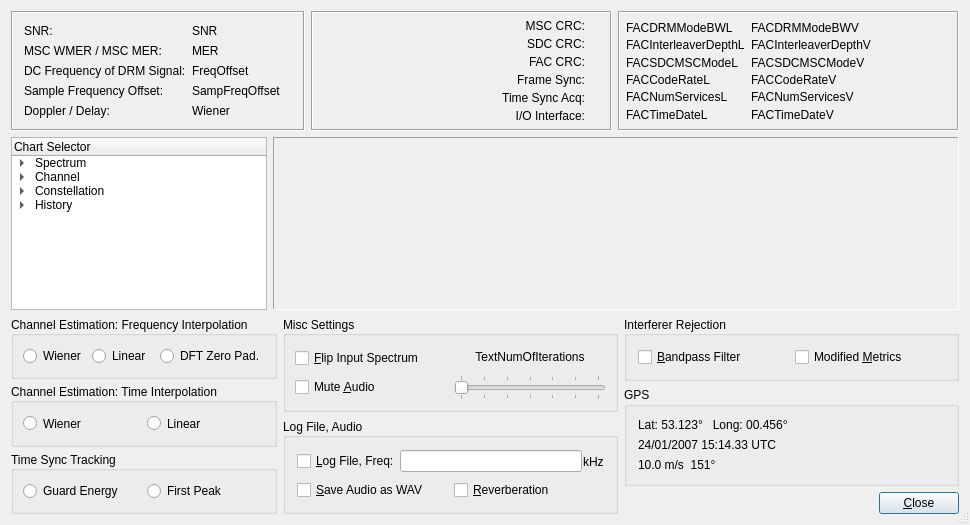
First picture: the form in dream/src/GUI-QT/systemevalDlgbase.ui, repository mmjee/dream-patched, before the edit.
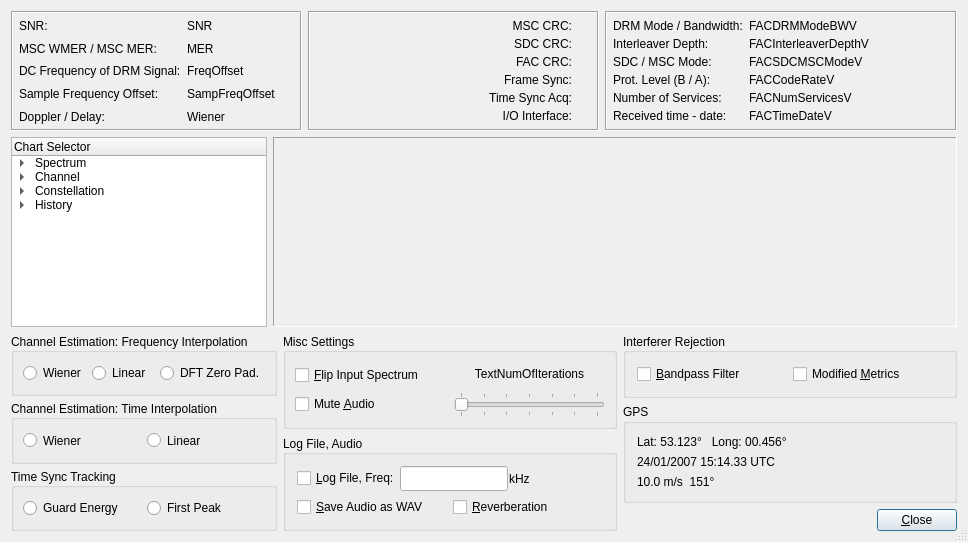
Second picture: the form after the edit. Icons and pictures are not drawn. Custom widgets are drawn as their Qt base class.

Commit message: system eval.: various changes

```diff
--- a/dream/src/GUI-QT/systemevalDlgbase.ui
+++ b/dream/src/GUI-QT/systemevalDlgbase.ui
@@ -6,8 +6,8 @@
    <rect>
     <x>0</x>
     <y>0</y>
-    <width>970</width>
-    <height>525</height>
+    <width>968</width>
+    <height>542</height>
    </rect>
   </property>
   <property name="windowTitle">
@@ -16,8 +16,6 @@
   <property name="sizeGripEnabled">
    <bool>true</bool>
   </property>
-  <layout class="QVBoxLayout" name="verticalLayout_3">
-   <item>
     <layout class="QVBoxLayout" name="verticalLayout">
      <item>
       <layout class="QHBoxLayout">
@@ -45,8 +43,17 @@
           <property name="spacing">
            <number>6</number>
           </property>
-          <property name="margin">
-           <number>11</number>
+        <property name="leftMargin">
+         <number>6</number>
+        </property>
+        <property name="topMargin">
+         <number>4</number>
+        </property>
+        <property name="rightMargin">
+         <number>6</number>
+        </property>
+        <property name="bottomMargin">
+         <number>4</number>
           </property>
           <item>
            <layout class="QVBoxLayout" name="_3">
@@ -58,6 +65,12 @@
             </property>
             <item>
              <widget class="QLabel" name="TextSNRText">
+            <property name="sizePolicy">
+             <sizepolicy hsizetype="Minimum" vsizetype="Minimum">
+              <horstretch>0</horstretch>
+              <verstretch>0</verstretch>
+             </sizepolicy>
+            </property>
               <property name="minimumSize">
                <size>
                 <width>0</width>
@@ -74,6 +87,12 @@
             </item>
             <item>
              <widget class="QLabel" name="TextMERWMER">
+            <property name="sizePolicy">
+             <sizepolicy hsizetype="Minimum" vsizetype="Minimum">
+              <horstretch>0</horstretch>
+              <verstretch>0</verstretch>
+             </sizepolicy>
+            </property>
               <property name="minimumSize">
                <size>
                 <width>0</width>
@@ -90,6 +109,12 @@
             </item>
             <item>
              <widget class="QLabel" name="TextFreqOffset">
+            <property name="sizePolicy">
+             <sizepolicy hsizetype="Minimum" vsizetype="Minimum">
+              <horstretch>0</horstretch>
+              <verstretch>0</verstretch>
+             </sizepolicy>
+            </property>
               <property name="minimumSize">
                <size>
                 <width>0</width>
@@ -106,6 +131,12 @@
             </item>
             <item>
              <widget class="QLabel" name="TextSampFreqOffset">
+            <property name="sizePolicy">
+             <sizepolicy hsizetype="Minimum" vsizetype="Minimum">
+              <horstretch>0</horstretch>
+              <verstretch>0</verstretch>
+             </sizepolicy>
+            </property>
               <property name="text">
                <string>Sample Frequency Offset:</string>
               </property>
@@ -116,6 +147,12 @@
             </item>
             <item>
              <widget class="QLabel" name="TextWiener">
+            <property name="sizePolicy">
+             <sizepolicy hsizetype="Minimum" vsizetype="Minimum">
+              <horstretch>0</horstretch>
+              <verstretch>0</verstretch>
+             </sizepolicy>
+            </property>
               <property name="minimumSize">
                <size>
                 <width>0</width>
@@ -142,6 +179,12 @@
             </property>
             <item>
              <widget class="QLabel" name="ValueSNR">
+            <property name="sizePolicy">
+             <sizepolicy hsizetype="Minimum" vsizetype="Minimum">
+              <horstretch>0</horstretch>
+              <verstretch>0</verstretch>
+             </sizepolicy>
+            </property>
               <property name="minimumSize">
                <size>
                 <width>0</width>
@@ -158,6 +201,12 @@
             </item>
             <item>
              <widget class="QLabel" name="ValueMERWMER">
+            <property name="sizePolicy">
+             <sizepolicy hsizetype="Minimum" vsizetype="Minimum">
+              <horstretch>0</horstretch>
+              <verstretch>0</verstretch>
+             </sizepolicy>
+            </property>
               <property name="minimumSize">
                <size>
                 <width>0</width>
@@ -174,6 +223,12 @@
             </item>
             <item>
              <widget class="QLabel" name="ValueFreqOffset">
+            <property name="sizePolicy">
+             <sizepolicy hsizetype="Minimum" vsizetype="Minimum">
+              <horstretch>0</horstretch>
+              <verstretch>0</verstretch>
+             </sizepolicy>
+            </property>
               <property name="minimumSize">
                <size>
                 <width>0</width>
@@ -190,6 +245,12 @@
             </item>
             <item>
              <widget class="QLabel" name="ValueSampFreqOffset">
+            <property name="sizePolicy">
+             <sizepolicy hsizetype="Minimum" vsizetype="Minimum">
+              <horstretch>0</horstretch>
+              <verstretch>0</verstretch>
+             </sizepolicy>
+            </property>
               <property name="text">
                <string>SampFreqOffset</string>
               </property>
@@ -200,6 +261,12 @@
             </item>
             <item>
              <widget class="QLabel" name="ValueWiener">
+            <property name="sizePolicy">
+             <sizepolicy hsizetype="Minimum" vsizetype="Minimum">
+              <horstretch>0</horstretch>
+              <verstretch>0</verstretch>
+             </sizepolicy>
+            </property>
               <property name="minimumSize">
                <size>
                 <width>100</width>
@@ -233,20 +300,12 @@
          <property name="frameShadow">
           <enum>QFrame::Sunken</enum>
          </property>
-         <layout class="QHBoxLayout" name="_5">
-          <property name="spacing">
-           <number>6</number>
-          </property>
-          <property name="margin">
-           <number>6</number>
-          </property>
-          <item>
-           <layout class="QVBoxLayout" name="_6">
+       <layout class="QVBoxLayout" name="verticalLayout_3">
             <property name="spacing">
              <number>4</number>
             </property>
             <property name="margin">
-             <number>0</number>
+         <number>6</number>
             </property>
             <item>
              <layout class="QHBoxLayout" name="_7">
@@ -259,7 +318,7 @@
               <item>
                <widget class="QLabel" name="TextLabelLEDMSCCRC">
                 <property name="sizePolicy">
-                 <sizepolicy hsizetype="MinimumExpanding" vsizetype="Minimum">
+             <sizepolicy hsizetype="Minimum" vsizetype="Maximum">
                   <horstretch>0</horstretch>
                   <verstretch>0</verstretch>
                  </sizepolicy>
@@ -310,7 +369,7 @@
               <item>
                <widget class="QLabel" name="TextLabelLEDSDCCRC">
                 <property name="sizePolicy">
-                 <sizepolicy hsizetype="MinimumExpanding" vsizetype="Minimum">
+             <sizepolicy hsizetype="Minimum" vsizetype="Maximum">
                   <horstretch>0</horstretch>
                   <verstretch>0</verstretch>
                  </sizepolicy>
@@ -361,7 +420,7 @@
               <item>
                <widget class="QLabel" name="TextLabelLEDFACCRC">
                 <property name="sizePolicy">
-                 <sizepolicy hsizetype="MinimumExpanding" vsizetype="Minimum">
+             <sizepolicy hsizetype="Minimum" vsizetype="Maximum">
                   <horstretch>0</horstretch>
                   <verstretch>0</verstretch>
                  </sizepolicy>
@@ -412,7 +471,7 @@
               <item>
                <widget class="QLabel" name="TextLabelLEDFrameSync">
                 <property name="sizePolicy">
-                 <sizepolicy hsizetype="MinimumExpanding" vsizetype="Minimum">
+             <sizepolicy hsizetype="Minimum" vsizetype="Maximum">
                   <horstretch>0</horstretch>
                   <verstretch>0</verstretch>
                  </sizepolicy>
@@ -463,7 +522,7 @@
               <item>
                <widget class="QLabel" name="TextLabelLEDTimeSyncAcq">
                 <property name="sizePolicy">
-                 <sizepolicy hsizetype="MinimumExpanding" vsizetype="Minimum">
+             <sizepolicy hsizetype="Minimum" vsizetype="Maximum">
                   <horstretch>0</horstretch>
                   <verstretch>0</verstretch>
                  </sizepolicy>
@@ -514,7 +573,7 @@
               <item>
                <widget class="QLabel" name="TextLabelLEDIOInterface">
                 <property name="sizePolicy">
-                 <sizepolicy hsizetype="MinimumExpanding" vsizetype="Minimum">
+             <sizepolicy hsizetype="Minimum" vsizetype="Maximum">
                   <horstretch>0</horstretch>
                   <verstretch>0</verstretch>
                  </sizepolicy>
@@ -555,8 +614,6 @@
              </layout>
             </item>
            </layout>
-          </item>
-         </layout>
         </widget>
        </item>
        <item>
@@ -577,9 +634,18 @@
           <property name="spacing">
            <number>6</number>
           </property>
-          <property name="margin">
+        <property name="leftMargin">
            <number>6</number>
           </property>
+        <property name="topMargin">
+         <number>4</number>
+        </property>
+        <property name="rightMargin">
+         <number>6</number>
+        </property>
+        <property name="bottomMargin">
+         <number>4</number>
+        </property>
           <item>
            <layout class="QVBoxLayout" name="_14">
             <property name="spacing">
@@ -590,8 +656,14 @@
             </property>
             <item>
              <widget class="QLabel" name="FACDRMModeBWL">
+            <property name="sizePolicy">
+             <sizepolicy hsizetype="Minimum" vsizetype="Minimum">
+              <horstretch>0</horstretch>
+              <verstretch>0</verstretch>
+             </sizepolicy>
+            </property>
               <property name="text">
-               <string>FACDRMModeBWL</string>
+             <string>DRM Mode / Bandwidth:</string>
               </property>
               <property name="wordWrap">
                <bool>false</bool>
@@ -603,8 +675,14 @@
             </item>
             <item>
              <widget class="QLabel" name="FACInterleaverDepthL">
+            <property name="sizePolicy">
+             <sizepolicy hsizetype="Minimum" vsizetype="Minimum">
+              <horstretch>0</horstretch>
+              <verstretch>0</verstretch>
+             </sizepolicy>
+            </property>
               <property name="text">
-               <string>FACInterleaverDepthL</string>
+             <string>Interleaver Depth:</string>
               </property>
               <property name="wordWrap">
                <bool>false</bool>
@@ -613,8 +691,14 @@
             </item>
             <item>
              <widget class="QLabel" name="FACSDCMSCModeL">
+            <property name="sizePolicy">
+             <sizepolicy hsizetype="Minimum" vsizetype="Minimum">
+              <horstretch>0</horstretch>
+              <verstretch>0</verstretch>
+             </sizepolicy>
+            </property>
               <property name="text">
-               <string>FACSDCMSCModeL</string>
+             <string>SDC / MSC Mode:</string>
               </property>
               <property name="wordWrap">
                <bool>false</bool>
@@ -623,8 +707,14 @@
             </item>
             <item>
              <widget class="QLabel" name="FACCodeRateL">
+            <property name="sizePolicy">
+             <sizepolicy hsizetype="Minimum" vsizetype="Minimum">
+              <horstretch>0</horstretch>
+              <verstretch>0</verstretch>
+             </sizepolicy>
+            </property>
               <property name="text">
-               <string>FACCodeRateL</string>
+             <string>Prot. Level (B / A):</string>
               </property>
               <property name="wordWrap">
                <bool>false</bool>
@@ -633,8 +723,14 @@
             </item>
             <item>
              <widget class="QLabel" name="FACNumServicesL">
+            <property name="sizePolicy">
+             <sizepolicy hsizetype="Minimum" vsizetype="Minimum">
+              <horstretch>0</horstretch>
+              <verstretch>0</verstretch>
+             </sizepolicy>
+            </property>
               <property name="text">
-               <string>FACNumServicesL</string>
+             <string>Number of Services:</string>
               </property>
               <property name="wordWrap">
                <bool>false</bool>
@@ -643,8 +739,14 @@
             </item>
             <item>
              <widget class="QLabel" name="FACTimeDateL">
+            <property name="sizePolicy">
+             <sizepolicy hsizetype="Minimum" vsizetype="Minimum">
+              <horstretch>0</horstretch>
+              <verstretch>0</verstretch>
+             </sizepolicy>
+            </property>
               <property name="text">
-               <string>FACTimeDateL</string>
+             <string>Received time - date:</string>
               </property>
               <property name="wordWrap">
                <bool>false</bool>
@@ -663,6 +765,12 @@
             </property>
             <item>
              <widget class="QLabel" name="FACDRMModeBWV">
+            <property name="sizePolicy">
+             <sizepolicy hsizetype="Minimum" vsizetype="Minimum">
+              <horstretch>0</horstretch>
+              <verstretch>0</verstretch>
+             </sizepolicy>
+            </property>
               <property name="text">
                <string>FACDRMModeBWV</string>
               </property>
@@ -676,6 +784,12 @@
             </item>
             <item>
              <widget class="QLabel" name="FACInterleaverDepthV">
+            <property name="sizePolicy">
+             <sizepolicy hsizetype="Minimum" vsizetype="Minimum">
+              <horstretch>0</horstretch>
+              <verstretch>0</verstretch>
+             </sizepolicy>
+            </property>
               <property name="text">
                <string>FACInterleaverDepthV</string>
               </property>
@@ -686,6 +800,12 @@
             </item>
             <item>
              <widget class="QLabel" name="FACSDCMSCModeV">
+            <property name="sizePolicy">
+             <sizepolicy hsizetype="Minimum" vsizetype="Minimum">
+              <horstretch>0</horstretch>
+              <verstretch>0</verstretch>
+             </sizepolicy>
+            </property>
               <property name="text">
                <string>FACSDCMSCModeV</string>
               </property>
@@ -696,6 +816,12 @@
             </item>
             <item>
              <widget class="QLabel" name="FACCodeRateV">
+            <property name="sizePolicy">
+             <sizepolicy hsizetype="Minimum" vsizetype="Minimum">
+              <horstretch>0</horstretch>
+              <verstretch>0</verstretch>
+             </sizepolicy>
+            </property>
               <property name="text">
                <string>FACCodeRateV</string>
               </property>
@@ -706,6 +832,12 @@
             </item>
             <item>
              <widget class="QLabel" name="FACNumServicesV">
+            <property name="sizePolicy">
+             <sizepolicy hsizetype="Minimum" vsizetype="Minimum">
+              <horstretch>0</horstretch>
+              <verstretch>0</verstretch>
+             </sizepolicy>
+            </property>
               <property name="text">
                <string>FACNumServicesV</string>
               </property>
@@ -716,6 +848,12 @@
             </item>
             <item>
              <widget class="QLabel" name="FACTimeDateV">
+            <property name="sizePolicy">
+             <sizepolicy hsizetype="Minimum" vsizetype="Minimum">
+              <horstretch>0</horstretch>
+              <verstretch>0</verstretch>
+             </sizepolicy>
+            </property>
               <property name="minimumSize">
                <size>
                 <width>200</width>
@@ -973,11 +1111,8 @@
       </layout>
      </item>
      <item>
-      <layout class="QGridLayout" name="gridLayout">
-       <property name="margin">
-        <number>0</number>
-       </property>
-       <item row="0" column="0">
+    <layout class="QHBoxLayout" name="horizontalLayout_2">
+     <item>
         <layout class="QVBoxLayout" name="_18">
          <property name="spacing">
           <number>4</number>
@@ -1150,7 +1285,7 @@
          </item>
         </layout>
        </item>
-       <item row="0" column="1">
+     <item>
         <layout class="QVBoxLayout" name="_22">
          <property name="spacing">
           <number>6</number>
@@ -1300,10 +1435,26 @@
                </widget>
               </item>
               <item>
-               <widget class="QLineEdit" name="EdtFrequency"/>
+             <widget class="QLineEdit" name="EdtFrequency">
+              <property name="sizePolicy">
+               <sizepolicy hsizetype="Minimum" vsizetype="Minimum">
+                <horstretch>0</horstretch>
+                <verstretch>0</verstretch>
+               </sizepolicy>
+              </property>
+              <property name="maxLength">
+               <number>32767</number>
+              </property>
+             </widget>
               </item>
               <item>
                <widget class="QLabel" name="TextLabel1_3">
+              <property name="sizePolicy">
+               <sizepolicy hsizetype="Minimum" vsizetype="Minimum">
+                <horstretch>0</horstretch>
+                <verstretch>0</verstretch>
+               </sizepolicy>
+              </property>
                 <property name="text">
                  <string>kHz</string>
                 </property>
@@ -1315,6 +1466,19 @@
                 </property>
                </widget>
               </item>
+            <item>
+             <spacer name="horizontalSpacer">
+              <property name="orientation">
+               <enum>Qt::Horizontal</enum>
+              </property>
+              <property name="sizeHint" stdset="0">
+               <size>
+                <width>0</width>
+                <height>20</height>
+               </size>
+              </property>
+             </spacer>
+            </item>
              </layout>
             </item>
             <item>
@@ -1346,7 +1510,7 @@
          </item>
         </layout>
        </item>
-       <item row="0" column="2">
+     <item>
         <layout class="QVBoxLayout" name="_29">
          <property name="spacing">
           <number>6</number>
@@ -1560,8 +1724,6 @@
               <bool>true</bool>
              </property>
             </widget>
-           </item>
-          </layout>
          </item>
         </layout>
        </item>
```
Lines whose indentation alone changed are shown as unchanged. The commit also changes 2 other files.
